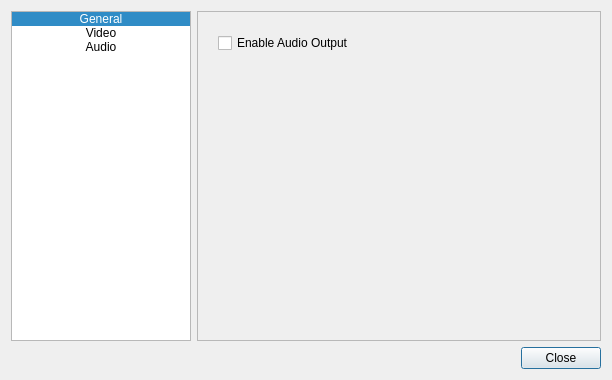
Old version of the form Source/ui_qt/Qt_ui/settingsdialog.ui in the repository jpd002/Play-.
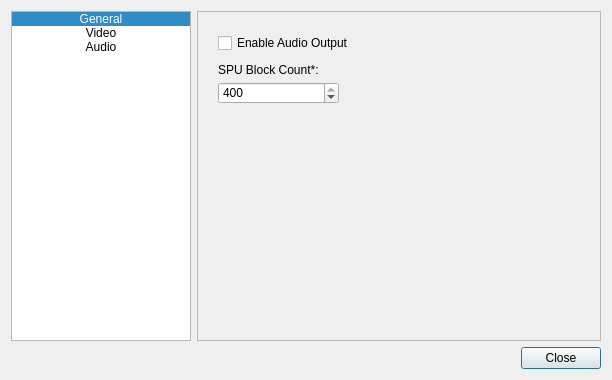
New version of the form. The open tabs and pages were chosen to show the change. Icons and pictures are not drawn.

Commit message: Qt Settings: SPU Block Count is now configurable

Diff of the .ui file:
```diff
--- a/Source/ui_qt/Qt_ui/settingsdialog.ui
+++ b/Source/ui_qt/Qt_ui/settingsdialog.ui
@@ -260,6 +260,41 @@
         <string>Enable Audio Output</string>
        </property>
       </widget>
+      <widget class="QSpinBox" name="spinBox_spuBlockCount">
+       <property name="geometry">
+        <rect>
+         <x>20</x>
+         <y>70</y>
+         <width>121</width>
+         <height>22</height>
+        </rect>
+       </property>
+       <property name="minimum">
+        <number>10</number>
+       </property>
+       <property name="maximum">
+        <number>400</number>
+       </property>
+       <property name="singleStep">
+        <number>10</number>
+       </property>
+       <property name="value">
+        <number>400</number>
+       </property>
+      </widget>
+      <widget class="QLabel" name="label_4">
+       <property name="geometry">
+        <rect>
+         <x>20</x>
+         <y>50</y>
+         <width>171</width>
+         <height>16</height>
+        </rect>
+       </property>
+       <property name="text">
+        <string>SPU Block Count*:</string>
+       </property>
+      </widget>
      </widget>
     </widget>
    </item>
```
The commit also changes 4 other files.
